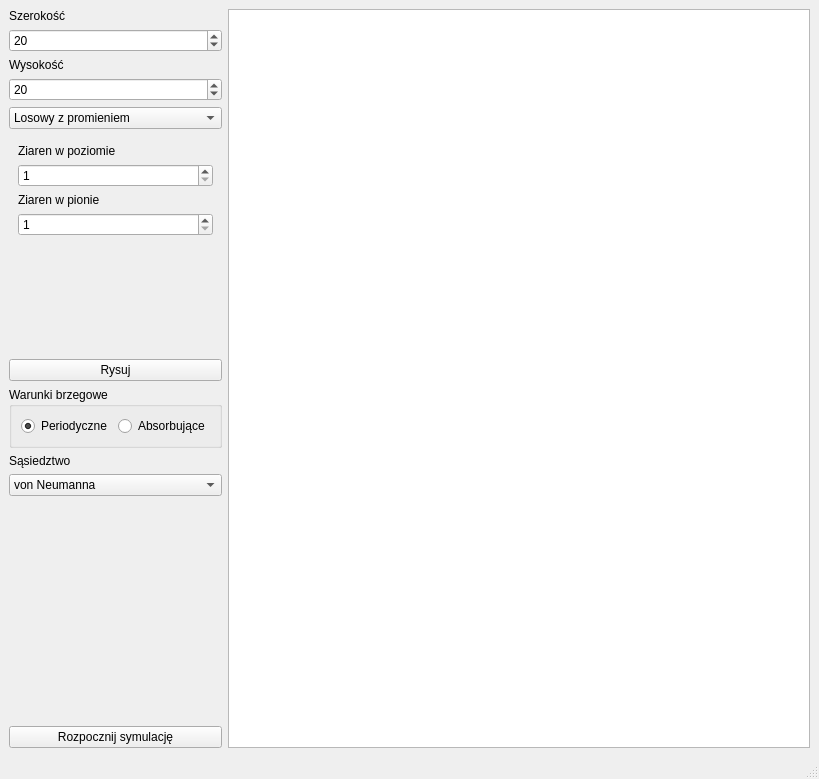
The window that UI/graingrowthwindow.ui (kpusmo/multiscale-modelling) describes before a commit, drawn with Qt 5.
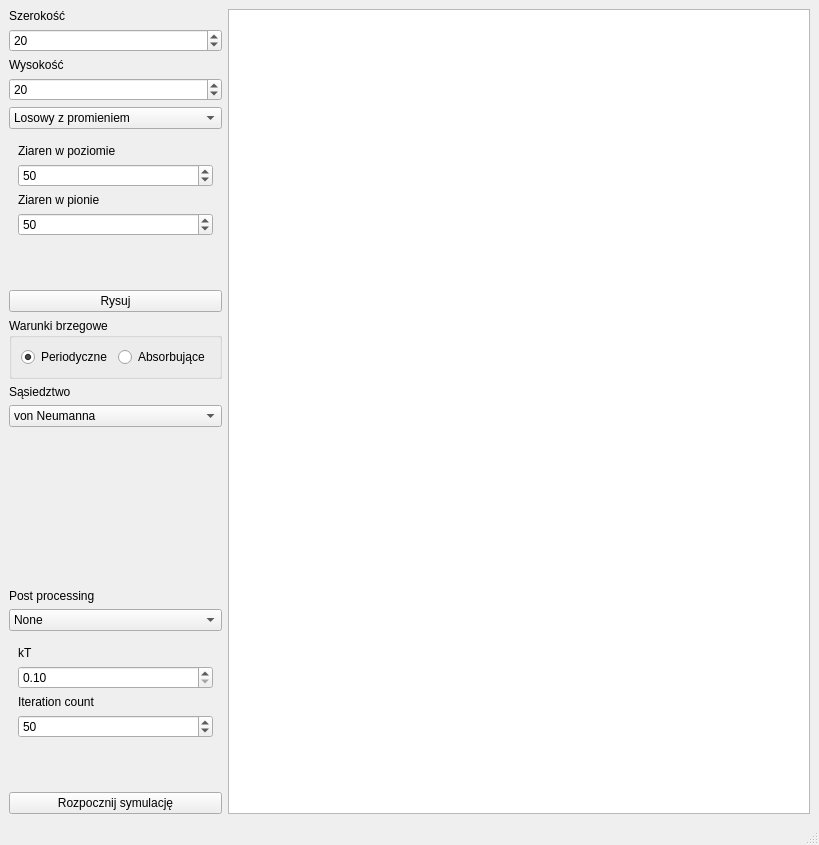
The same window after the commit. The open tabs and pages were chosen to show the change.

Commit message: monte carlo post processing

```diff
--- a/UI/graingrowthwindow.ui
+++ b/UI/graingrowthwindow.ui
@@ -7,7 +7,7 @@
     <x>0</x>
     <y>0</y>
     <width>819</width>
-    <height>779</height>
+    <height>845</height>
    </rect>
   </property>
   <property name="windowTitle">
@@ -202,6 +202,9 @@
             <property name="maximum">
              <number>20000</number>
             </property>
+            <property name="value">
+             <number>50</number>
+            </property>
            </widget>
           </item>
           <item row="4" column="0" colspan="2">
@@ -219,6 +222,9 @@
             <property name="maximum">
              <number>20000</number>
             </property>
+            <property name="value">
+             <number>50</number>
+            </property>
            </widget>
           </item>
          </layout>
@@ -361,13 +367,86 @@
         </widget>
        </widget>
       </item>
-      <item row="13" column="0" colspan="2">
+      <item row="16" column="0" colspan="2">
        <widget class="QPushButton" name="simulateButton">
         <property name="text">
          <string>Rozpocznij symulację</string>
         </property>
        </widget>
       </item>
+      <item row="13" column="0" colspan="2">
+       <widget class="QLabel" name="label_10">
+        <property name="text">
+         <string>Post processing</string>
+        </property>
+       </widget>
+      </item>
+      <item row="14" column="0" colspan="2">
+       <widget class="QComboBox" name="postProcessingSelect">
+        <item>
+         <property name="text">
+          <string>None</string>
+         </property>
+        </item>
+        <item>
+         <property name="text">
+          <string>Monte Carlo</string>
+         </property>
+        </item>
+       </widget>
+      </item>
+      <item row="15" column="0" colspan="2">
+       <widget class="QStackedWidget" name="postProcessingInputGroup">
+        <property name="currentIndex">
+         <number>0</number>
+        </property>
+        <widget class="QWidget" name="nonePage"/>
+        <widget class="QWidget" name="monteCarloPage">
+         <layout class="QFormLayout" name="formLayout_6">
+          <item row="1" column="0" colspan="2">
+           <widget class="QDoubleSpinBox" name="ktFactorInput">
+            <property name="minimum">
+             <double>0.100000000000000</double>
+            </property>
+            <property name="maximum">
+             <double>6.000000000000000</double>
+            </property>
+            <property name="singleStep">
+             <double>0.100000000000000</double>
+            </property>
+           </widget>
+          </item>
+          <item row="0" column="0" colspan="2">
+           <widget class="QLabel" name="label_11">
+            <property name="text">
+             <string>kT</string>
+            </property>
+           </widget>
+          </item>
+          <item row="2" column="0" colspan="2">
+           <widget class="QLabel" name="label_12">
+            <property name="text">
+             <string>Iteration count</string>
+            </property>
+           </widget>
+          </item>
+          <item row="3" column="0" colspan="2">
+           <widget class="QSpinBox" name="monteCarloStepCountInput">
+            <property name="minimum">
+             <number>1</number>
+            </property>
+            <property name="maximum">
+             <number>1000</number>
+            </property>
+            <property name="value">
+             <number>50</number>
+            </property>
+           </widget>
+          </item>
+         </layout>
+        </widget>
+       </widget>
+      </item>
      </layout>
     </item>
     <item row="0" column="1">
```
Left out of the diff: 6 changed lines with no effect on the pictures. The commit also changes 24 other files.
